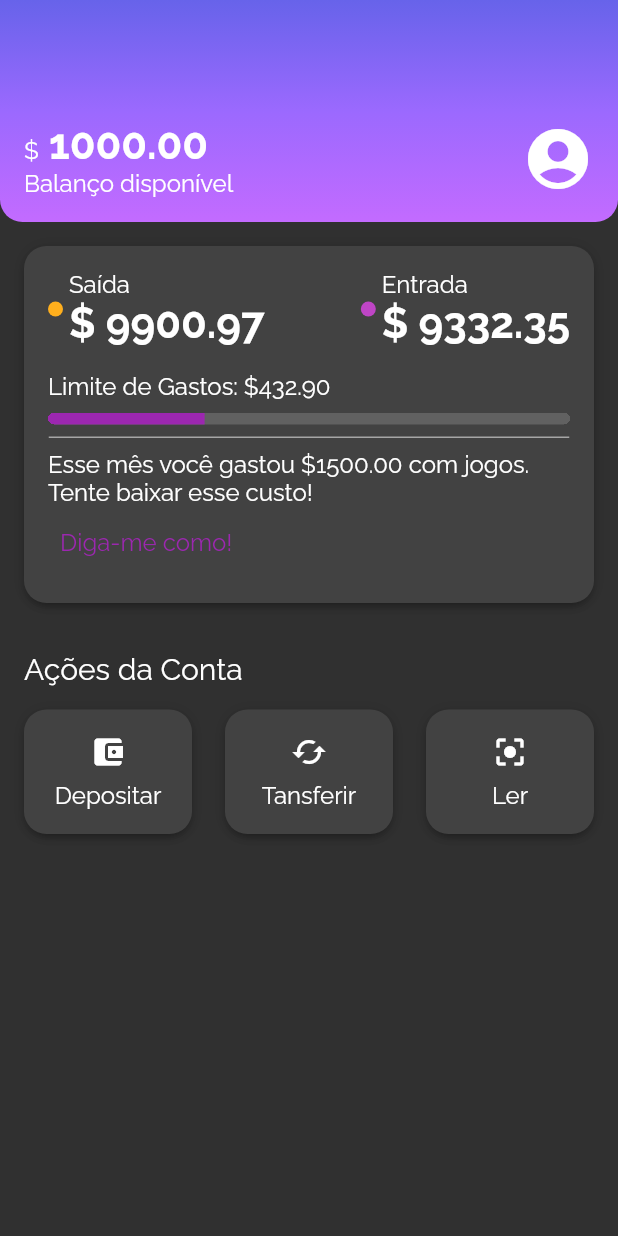
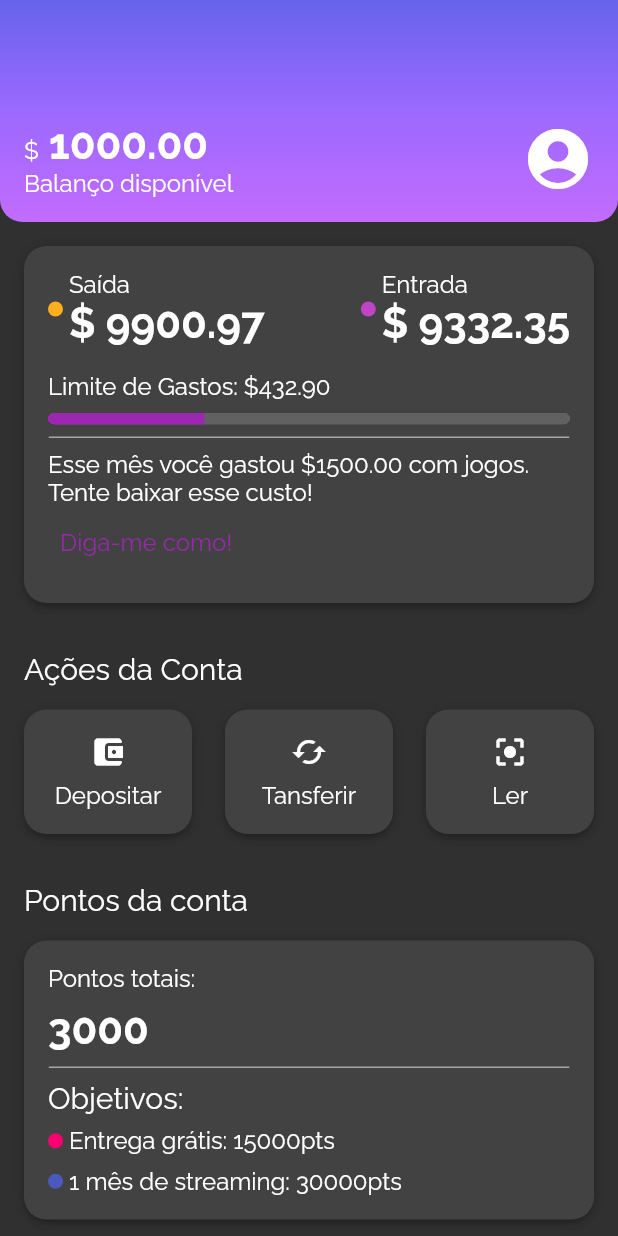
Before and after one commit to ohenriquemonte/Flutter-estilizando-e-reproduzindo-layouts, a Flutter app: the screen it shows after launch, on a phone screen of 412 x 824 dp. Run offline on Flutter 3.47's test engine with Material 2 defaults, Android fonts, the phone set to English and light mode, and no system bars; our stand-ins replace device_preview.

Commit message:
06.09 - Desafio (Account Points)

```diff
--- /dev/null
+++ b/lib/components/sections/account_points.dart
@@ -0,0 +1,79 @@
+import 'package:flutter/material.dart';
+import 'package:flutter_estilizando_layouts_alr/components/box_card.dart';
+import 'package:flutter_estilizando_layouts_alr/components/color_dot.dart';
+import 'package:flutter_estilizando_layouts_alr/components/content_division.dart';
+import 'package:flutter_estilizando_layouts_alr/themes/theme_colors.dart';
+
+class AccountPoints extends StatelessWidget {
+  const AccountPoints({Key? key}) : super(key: key);
+
+  @override
+  Widget build(BuildContext context) {
+    return Padding(
+      padding: const EdgeInsets.all(16),
+      child: Column(
+        crossAxisAlignment: CrossAxisAlignment.start,
+        children: [
+          Padding(
+            padding: const EdgeInsets.only(bottom: 16.0),
+            child: Text(
+              'Pontos da conta',
+              style: Theme.of(context).textTheme.titleMedium,
+            ),
+          ),
+          const BoxCard(boxContent: _AccountPointsContent()),
+        ],
+      ),
+    );
+  }
+}
+
+class _AccountPointsContent extends StatelessWidget {
+  const _AccountPointsContent({Key? key}) : super(key: key);
+
+  @override
+  Widget build(BuildContext context) {
+    return Column(
+      crossAxisAlignment: CrossAxisAlignment.start,
+      children: [
+        const Padding(
+          padding: EdgeInsets.only(bottom: 8.0),
+          child: Text('Pontos totais:'),
+        ),
+        Text(
+          '3000',
+          style: Theme.of(context).textTheme.bodyLarge,
+        ),
+        const Padding(
+          padding: EdgeInsets.only(top: 8.0, bottom: 8.0),
+          child: ContentDivision(),
+        ),
+        Text(
+          'Objetivos:',
+          style: Theme.of(context).textTheme.titleMedium,
+        ),
+        Padding(
+          padding: const EdgeInsets.only(top: 8.0, bottom: 8.0),
+          child: Row(
+            children: [
+              Padding(
+                padding: const EdgeInsets.only(right: 4.0),
+                child: ColorDot(color: ThemeColors.AccountPoints['delivery']),
+              ),
+              const Text('Entrega grátis: 15000pts'),
+            ],
+          ),
+        ),
+        Row(
+          children: [
+            Padding(
+              padding: const EdgeInsets.only(right: 4.0),
+              child: ColorDot(color: ThemeColors.AccountPoints['streaming']),
+            ),
+            const Text('1 mês de streaming: 30000pts'),
+          ],
+        ),
+      ],
+    );
+  }
+}
--- a/lib/screens/home.dart
+++ b/lib/screens/home.dart
@@ -1,5 +1,6 @@
 import 'package:flutter/material.dart';
 import 'package:flutter_estilizando_layouts_alr/components/sections/account_actions.dart';
+import 'package:flutter_estilizando_layouts_alr/components/sections/account_points.dart';
 import 'package:flutter_estilizando_layouts_alr/components/sections/header.dart';
 import 'package:flutter_estilizando_layouts_alr/components/sections/recent_activity.dart';
 
@@ -14,6 +15,7 @@ class Home extends StatelessWidget {
           Header(),
           RecentActivity(),
           AccountActions(),
+          AccountPoints(),
         ],
       ),
     );
--- a/lib/themes/theme_colors.dart
+++ b/lib/themes/theme_colors.dart
@@ -12,4 +12,8 @@ class ThemeColors {
     'income': Color.fromRGBO(191, 69, 198, 1),
   };
   static const division = Color.fromRGBO(166, 166, 166, 1);
+  static const AccountPoints = {
+    'delivery': Color.fromRGBO(250, 0, 112, 1.0),
+    'streaming': Color.fromRGBO(75, 89, 191, 1.0),
+  };
 }
```
